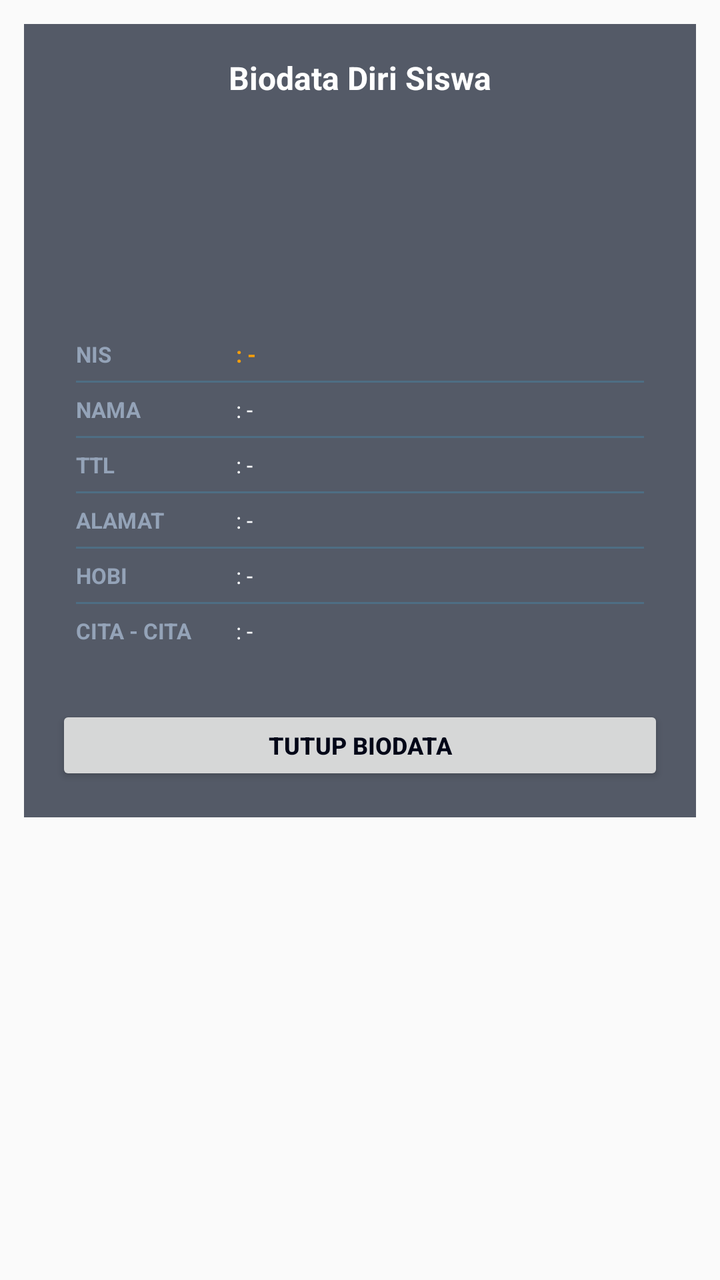
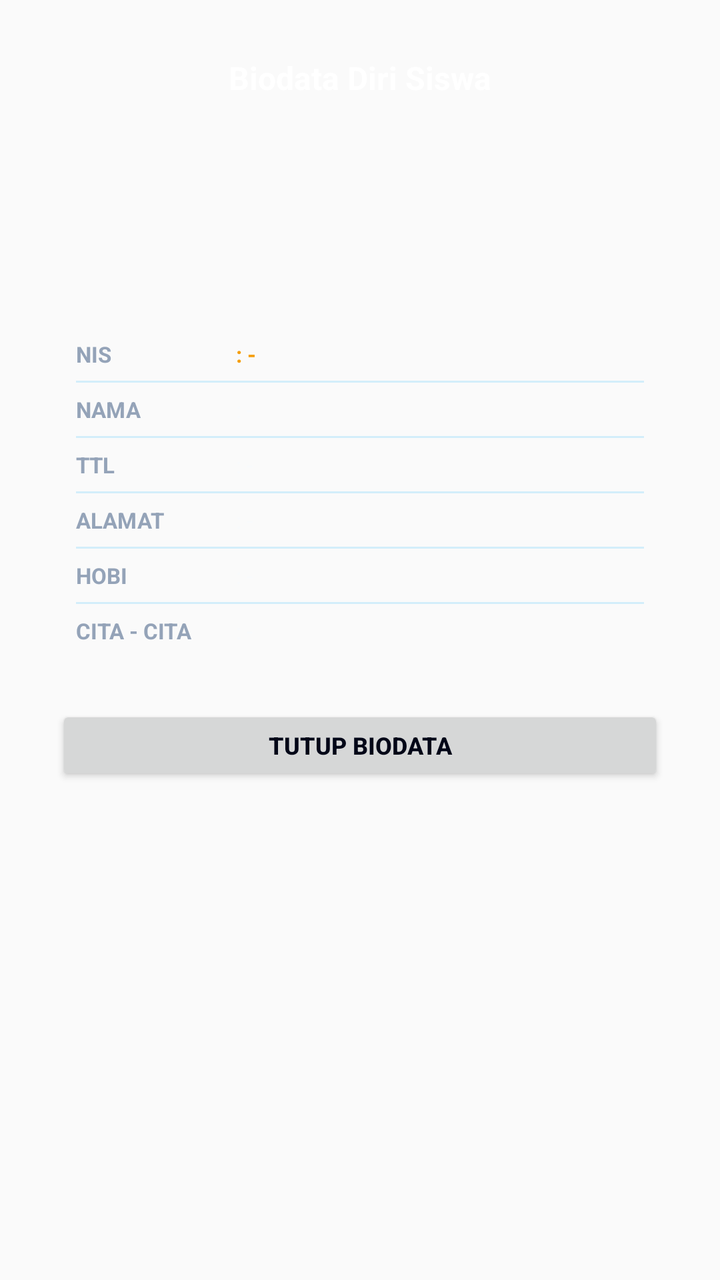

Before-and-after screenshots of an Android layout around one commit, followed by the original layout XML and the change that was made.
<!-- AndroidManifest.xml: application theme AppTheme -->
<!-- res/layout/dialog_student_detail.xml -->
<?xml version="1.0" encoding="utf-8"?>

<ScrollView xmlns:android="http://schemas.android.com/apk/res/android"
    android:layout_width="match_parent"
    android:layout_height="wrap_content"
    android:overScrollMode="never">

    <LinearLayout
        android:layout_width="match_parent"
        android:layout_height="wrap_content"
        android:gravity="center"
        android:padding="12dp">

        <LinearLayout
            android:id="@+id/cardDialogDetail"
            android:layout_width="match_parent"
            android:layout_height="wrap_content"
            android:maxWidth="420dp"
            android:background="#B30F172A"
            android:gravity="center_horizontal"
            android:orientation="vertical"
            android:padding="16dp">

            <TextView
                android:layout_width="wrap_content"
                android:layout_height="wrap_content"
                android:layout_marginBottom="12dp"
                android:text="Biodata Diri Siswa"
                android:textColor="#FFFFFF"
                android:textSize="16sp"
                android:textStyle="bold" />

            <FrameLayout
                android:layout_width="80dp"
                android:layout_height="80dp"
                android:layout_marginBottom="12dp">

                <View
                    android:id="@+id/vAvatarGlow"
                    android:layout_width="match_parent"
                    android:layout_height="match_parent" />

                <ImageView
                    android:id="@+id/ivDetailFoto"
                    android:layout_width="74dp"
                    android:layout_height="74dp"
                    android:layout_gravity="center"
                    android:scaleType="centerCrop" />
            </FrameLayout>

            <LinearLayout
                android:id="@+id/subcardBiodata"
                android:layout_width="match_parent"
                android:layout_height="wrap_content"
                android:layout_marginBottom="14dp"
                android:orientation="vertical"
                android:padding="10dp">

                <LinearLayout
                    android:layout_width="match_parent"
                    android:layout_height="wrap_content"
                    android:orientation="horizontal"
                    android:paddingVertical="6dp">
                    <TextView android:layout_width="80dp" android:layout_height="wrap_content" android:text="NIS" android:textColor="#94A3B8" android:textSize="11sp" android:textStyle="bold" />
                    <TextView android:id="@+id/tvDetailNis" android:layout_width="match_parent" android:layout_height="wrap_content" android:text=": -" android:textColor="#F59E0B" android:textSize="11sp" android:textStyle="bold" />
                </LinearLayout>
                <View android:layout_width="match_parent" android:layout_height="1dp" android:background="#3338BDF8" />

                <LinearLayout
                    android:layout_width="match_parent"
                    android:layout_height="wrap_content"
                    android:orientation="horizontal"
                    android:paddingVertical="6dp">
                    <TextView android:layout_width="80dp" android:layout_height="wrap_content" android:text="NAMA" android:textColor="#94A3B8" android:textSize="11sp" android:textStyle="bold" />
                    <TextView android:id="@+id/tvDetailNama" android:layout_width="match_parent" android:layout_height="wrap_content" android:text=": -" android:textColor="#F8FAFC" android:textSize="11sp" />
                </LinearLayout>
                <View android:layout_width="match_parent" android:layout_height="1dp" android:background="#3338BDF8" />

                <LinearLayout
                    android:layout_width="match_parent"
                    android:layout_height="wrap_content"
                    android:orientation="horizontal"
                    android:paddingVertical="6dp">
                    <TextView android:layout_width="80dp" android:layout_height="wrap_content" android:text="TTL" android:textColor="#94A3B8" android:textSize="11sp" android:textStyle="bold" />
                    <TextView android:id="@+id/tvDetailTtl" android:layout_width="match_parent" android:layout_height="wrap_content" android:text=": -" android:textColor="#F8FAFC" android:textSize="11sp" />
                </LinearLayout>
                <View android:layout_width="match_parent" android:layout_height="1dp" android:background="#3338BDF8" />

                <LinearLayout
                    android:layout_width="match_parent"
                    android:layout_height="wrap_content"
                    android:orientation="horizontal"
                    android:paddingVertical="6dp">
                    <TextView android:layout_width="80dp" android:layout_height="wrap_content" android:text="ALAMAT" android:textColor="#94A3B8" android:textSize="11sp" android:textStyle="bold" />
                    <TextView android:id="@+id/tvDetailAlamat" android:layout_width="match_parent" android:layout_height="wrap_content" android:text=": -" android:textColor="#F8FAFC" android:textSize="11sp" />
                </LinearLayout>
                <View android:layout_width="match_parent" android:layout_height="1dp" android:background="#3338BDF8" />

                <LinearLayout
                    android:layout_width="match_parent"
                    android:layout_height="wrap_content"
                    android:orientation="horizontal"
                    android:paddingVertical="6dp">
                    <TextView android:layout_width="80dp" android:layout_height="wrap_content" android:text="HOBI" android:textColor="#94A3B8" android:textSize="11sp" android:textStyle="bold" />
                    <TextView android:id="@+id/tvDetailHobi" android:layout_width="match_parent" android:layout_height="wrap_content" android:text=": -" android:textColor="#F8FAFC" android:textSize="11sp" />
                </LinearLayout>
                <View android:layout_width="match_parent" android:layout_height="1dp" android:background="#3338BDF8" />

                <LinearLayout
                    android:layout_width="match_parent"
                    android:layout_height="wrap_content"
                    android:orientation="horizontal"
                    android:paddingVertical="6dp">
                    <TextView android:layout_width="80dp" android:layout_height="wrap_content" android:text="CITA - CITA" android:textColor="#94A3B8" android:textSize="11sp" android:textStyle="bold" />
                    <TextView android:id="@+id/tvDetailCitaCita" android:layout_width="match_parent" android:layout_height="wrap_content" android:text=": -" android:textColor="#F8FAFC" android:textSize="11sp" />
                </LinearLayout>
            </LinearLayout>

            <Button
                android:id="@+id/btnCloseDetail"
                android:layout_width="match_parent"
                android:layout_height="40dp"
                android:text="TUTUP BIODATA"
                android:textAllCaps="true"
                android:textColor="#020617"
                android:textSize="12sp"
                android:textStyle="bold" />
        </LinearLayout>
    </LinearLayout>
</ScrollView>
<!-- resources referenced by this layout -->
<resources>
  <style name="AppTheme" parent="Theme.AppCompat.DayNight.NoActionBar">
          <item name="android:windowNoTitle">true</item>
          <item name="android:windowActionBar">false</item>
          <item name="android:windowFullscreen">true</item>
      </style>
</resources>

<!-- the commit's change to res/layout/dialog_student_detail.xml (unified diff, before → after) -->
@@ -16,7 +16,6 @@
             android:layout_width="match_parent"
             android:layout_height="wrap_content"
             android:maxWidth="420dp"
-            android:background="#B30F172A"
             android:gravity="center_horizontal"
             android:orientation="vertical"
             android:padding="16dp">
